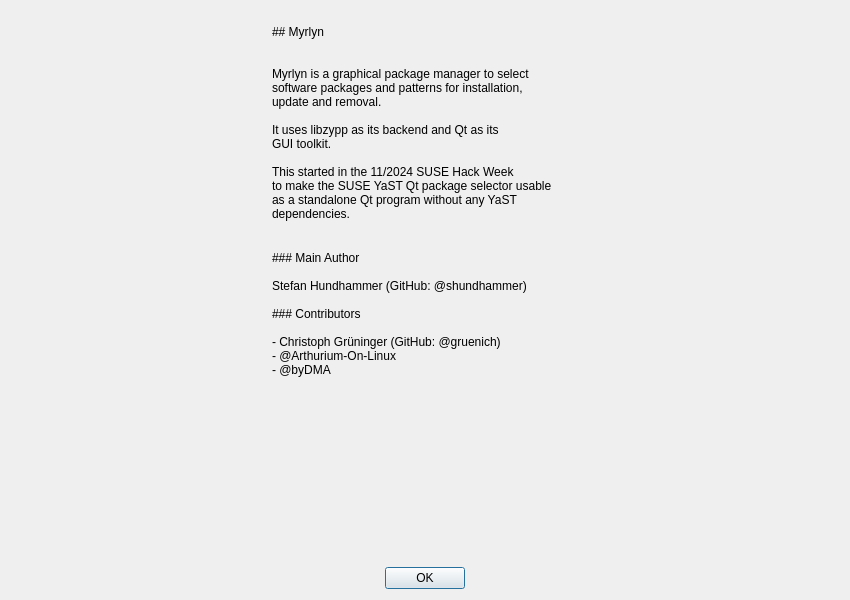
First picture: the form in src/about-dialog.ui, repository shundhammer/myrlyn, before the edit.
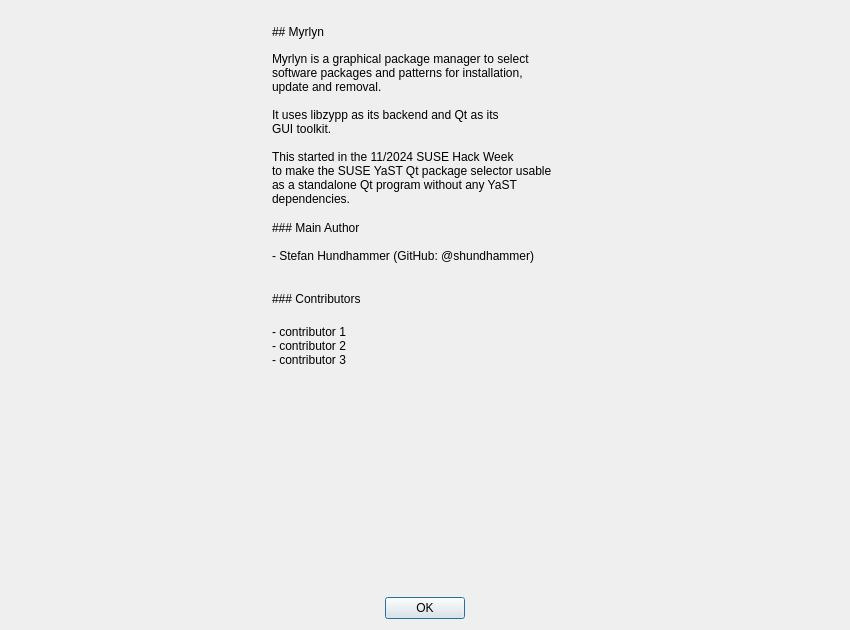
Second picture: the form after the edit. Icons and pictures are not drawn.

Commit message: Dynamic contributors list to avoid re-translation for each added name (#164)

```diff
--- a/src/about-dialog.ui
+++ b/src/about-dialog.ui
@@ -7,7 +7,7 @@
     <x>0</x>
     <y>0</y>
     <width>850</width>
-    <height>600</height>
+    <height>630</height>
    </rect>
   </property>
   <property name="windowTitle">
@@ -46,6 +46,9 @@
      </item>
      <item>
       <layout class="QVBoxLayout" name="TextVBox">
+       <property name="spacing">
+        <number>5</number>
+       </property>
        <item>
         <widget class="QLabel" name="heading">
          <property name="text">
@@ -122,13 +125,60 @@
          <property name="text">
           <string>### Main Author
 
-Stefan Hundhammer (GitHub: @shundhammer)
-
-### Contributors
-
-- Christoph Grüninger (GitHub: @gruenich)
-- @Arthurium-On-Linux
-- @byDMA</string>
+- Stefan Hundhammer (GitHub: @shundhammer)
+</string>
+         </property>
+         <property name="textFormat">
+          <enum>Qt::TextFormat::MarkdownText</enum>
+         </property>
+         <property name="alignment">
+          <set>Qt::AlignmentFlag::AlignLeading|Qt::AlignmentFlag::AlignLeft|Qt::AlignmentFlag::AlignTop</set>
+         </property>
+         <property name="wordWrap">
+          <bool>false</bool>
+         </property>
+        </widget>
+       </item>
+       <item>
+        <spacer name="textVSpacer3">
+         <property name="orientation">
+          <enum>Qt::Orientation::Vertical</enum>
+         </property>
+         <property name="sizeType">
+          <enum>QSizePolicy::Policy::Fixed</enum>
+         </property>
+         <property name="sizeHint" stdset="0">
+          <size>
+           <width>20</width>
+           <height>10</height>
+          </size>
+         </property>
+        </spacer>
+       </item>
+       <item>
+        <widget class="QLabel" name="contributorsHeading">
+         <property name="text">
+          <string>### Contributors
+</string>
+         </property>
+         <property name="textFormat">
+          <enum>Qt::TextFormat::MarkdownText</enum>
+         </property>
+         <property name="alignment">
+          <set>Qt::AlignmentFlag::AlignLeading|Qt::AlignmentFlag::AlignLeft|Qt::AlignmentFlag::AlignTop</set>
+         </property>
+         <property name="wordWrap">
+          <bool>false</bool>
+         </property>
+        </widget>
+       </item>
+       <item>
+        <widget class="QLabel" name="contributorsText">
+         <property name="text">
+          <string notr="true">- contributor 1
+- contributor 2
+- contributor 3
+</string>
          </property>
          <property name="textFormat">
           <enum>Qt::TextFormat::MarkdownText</enum>
```
Left out of the diff: 2 changed lines with no effect on the pictures. The commit also changes 1 other file.
